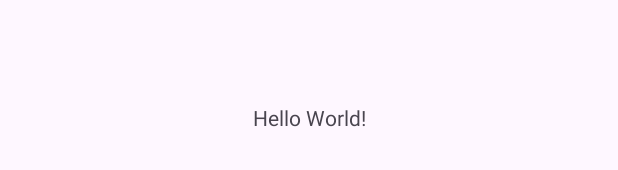
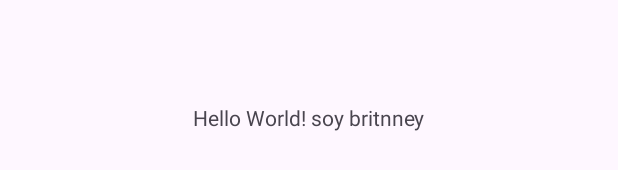
Before and after one commit to JonatanYesidMedinaViafara/App-Dog-Movil, an Android app: the layout activity_main.xml on its own in the app's theme, with its tools: preview values and no code run, on a phone screen of 412 x 824 dp. Shown: the part 501-671 px from the top of the screen. Run offline under Robolectric (Android 15) with nearby library versions, the phone set to English and light mode, and no system bars.

Commit message:
inicio de la mi rama bgrt

```diff
--- a/app/src/main/res/layout/activity_main.xml
+++ b/app/src/main/res/layout/activity_main.xml
@@ -10,7 +10,7 @@
     <TextView
         android:layout_width="wrap_content"
         android:layout_height="wrap_content"
-        android:text="Hello World!"
+        android:text="Hello World! soy britnney"
         app:layout_constraintBottom_toBottomOf="parent"
         app:layout_constraintEnd_toEndOf="parent"
         app:layout_constraintStart_toStartOf="parent"
```
